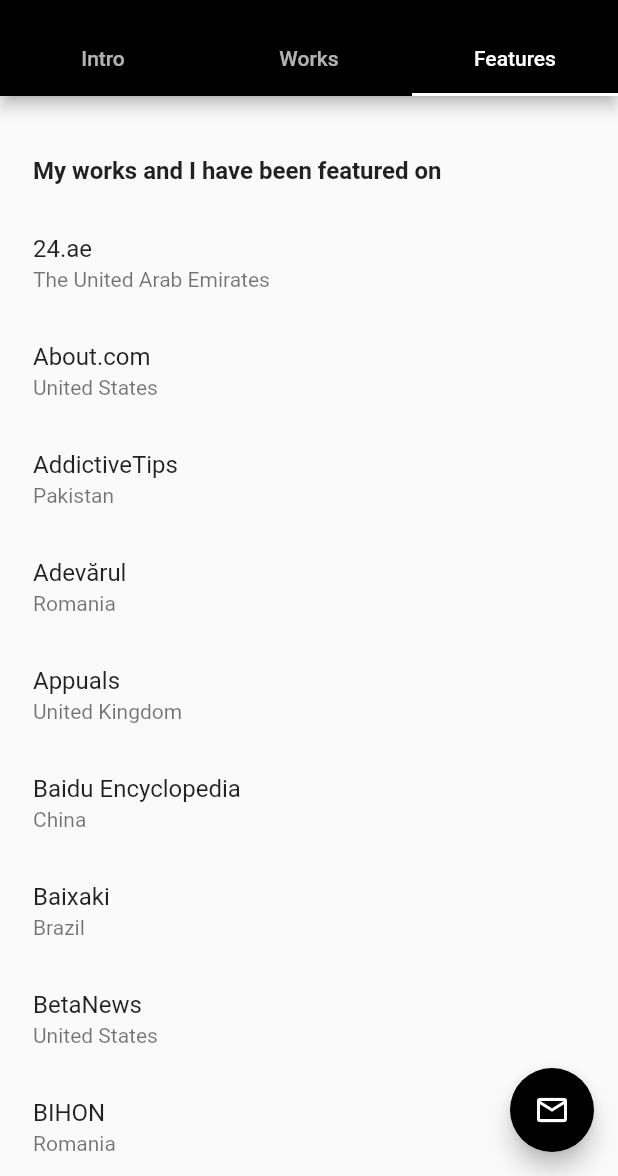
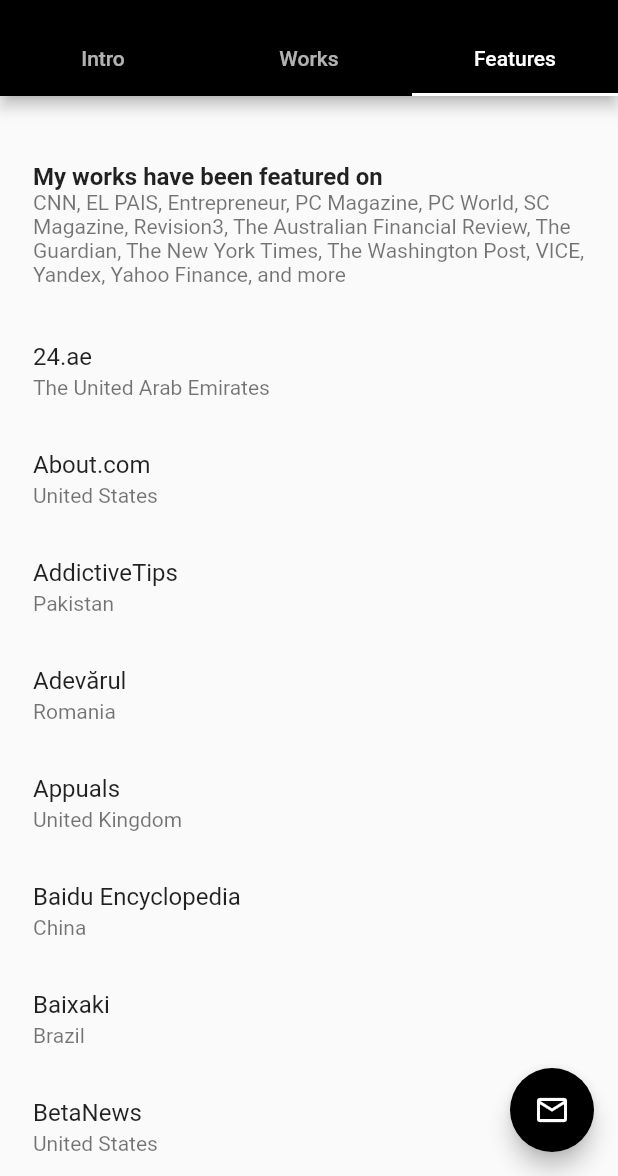
Before and after one commit to horatiudotme/2020.horatiu.me, a Flutter app: the screen it shows after launch, tab 3 chosen, on a phone screen of 412 x 824 dp, the part 60-1236 px from its top. Run offline on Flutter 3.47's test engine with Material 2 defaults, Android fonts, the phone set to English and light mode, and no system bars.

Commit message:
Add features summary

```diff
--- a/lib/common/app_strings.dart
+++ b/lib/common/app_strings.dart
@@ -43,4 +43,15 @@
   static const String builtWithUrl = 'https://github.com/horatiudotme/horatiu.me';
 
   //#endregion
+
+  //#region Features
+
+  static const String featuresTitle = 'My works have been featured on';
+  static const String featuresSubtitle = 'CNN, EL PAIS, Entrepreneur, PC Magazine, PC World, '
+      'SC Magazine, Revision3, The Australian Financial Review, The Guardian, The New York Times, The Washington Post, '
+      'VICE, Yandex, Yahoo Finance, and more';
+  static const String featuresAlsoTitle = 'Also on';
+
+  //#endregion
+
 }
--- a/lib/pages/home_features_tab.dart
+++ b/lib/pages/home_features_tab.dart
@@ -1,4 +1,5 @@
 import 'package:flutter/material.dart';
+import 'package:horatiu_me/common/app_strings.dart';
 import 'package:horatiu_me/content/features/main_features.dart';
 import 'package:horatiu_me/content/features/feature_item.dart';
 import 'package:horatiu_me/content/features/more_features.dart';
@@ -9,22 +10,20 @@
   Widget build(BuildContext context) {
     return CustomScrollView(
       slivers: [
-        _buildListTitle(context, 'My works and I have been featured on'),
+        _buildListTitle(context, AppStrings.featuresTitle, subtitle: AppStrings.featuresSubtitle),
         _buildFeaturesList(kMainFeatures),
-        _buildListTitle(context, 'And more'),
+        _buildListTitle(context, AppStrings.featuresAlsoTitle),
         _buildFeaturesList(kMoreFeatures),
       ],
     );
   }
 
-  Widget _buildListTitle(BuildContext context, String title) {
+  Widget _buildListTitle(BuildContext context, String title, {String subtitle}) {
     return SliverToBoxAdapter(
-      child: Padding(
-        padding: const EdgeInsets.fromLTRB(16.0, 40.0, 16.0, 16.0),
-        child: Text(
-          title,
-          style: Theme.of(context).textTheme.subtitle1.copyWith(fontWeight: FontWeight.bold),
-        ),
+      child: ListTile(
+        contentPadding: EdgeInsets.fromLTRB(16.0, 40.0, 16.0, 16.0),
+        title: Text(title, style: Theme.of(context).textTheme.subtitle1.copyWith(fontWeight: FontWeight.bold)),
+        subtitle: subtitle != null ? Text(subtitle) : null,
       ),
     );
   }
```
